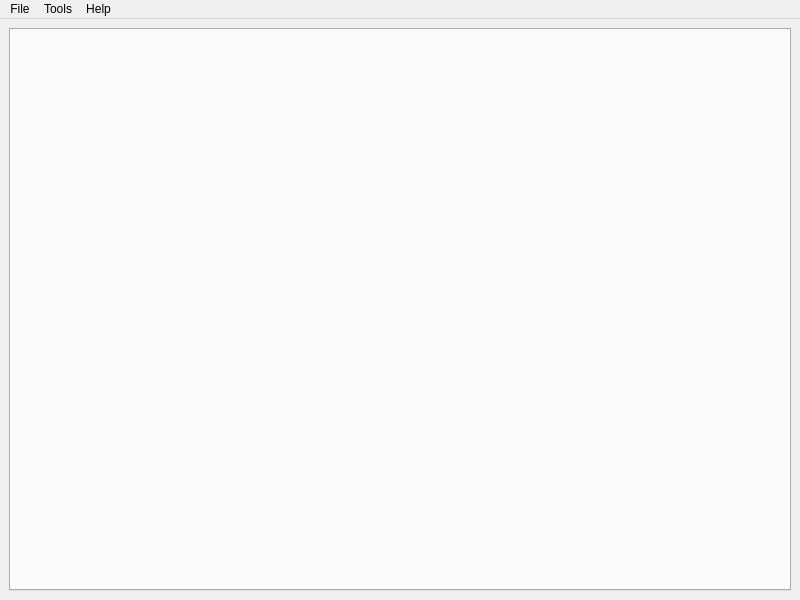
This is src/tools/hlmv/ui/HLMVMainWindow.ui in SamVanheer/HalfLifeAssetManager as Qt 5 draws it before an edit. The edited form follows.
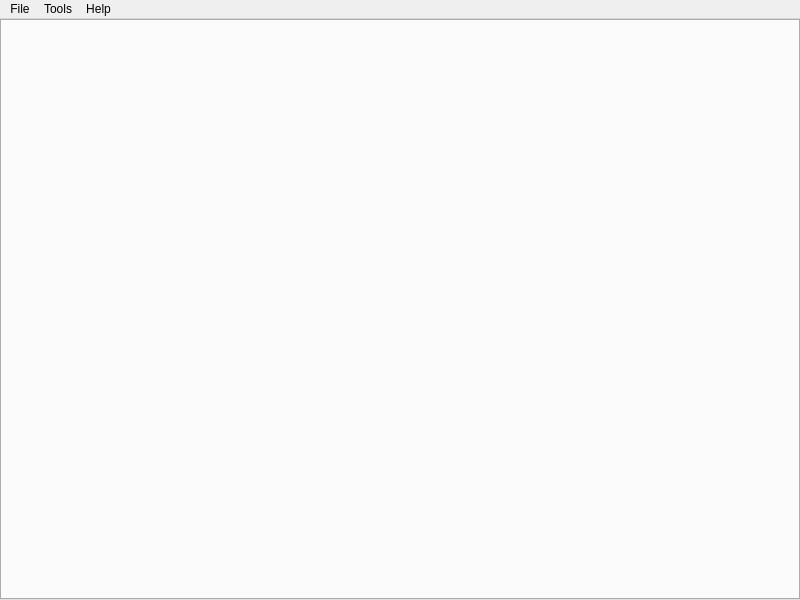
This is the edited form.

```diff
--- a/src/tools/hlmv/ui/HLMVMainWindow.ui
+++ b/src/tools/hlmv/ui/HLMVMainWindow.ui
@@ -15,6 +15,18 @@
   </property>
   <widget class="QWidget" name="CentralWidget">
    <layout class="QVBoxLayout" name="verticalLayout">
+    <property name="leftMargin">
+     <number>0</number>
+    </property>
+    <property name="topMargin">
+     <number>0</number>
+    </property>
+    <property name="rightMargin">
+     <number>0</number>
+    </property>
+    <property name="bottomMargin">
+     <number>0</number>
+    </property>
     <item>
      <widget class="QTabWidget" name="AssetTabs"/>
     </item>
```
